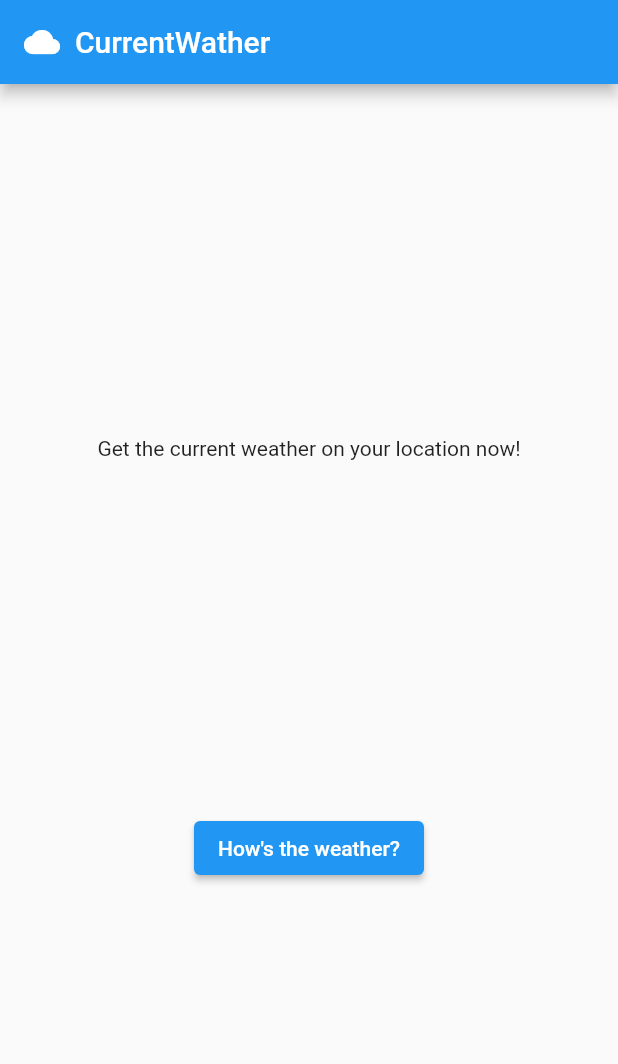
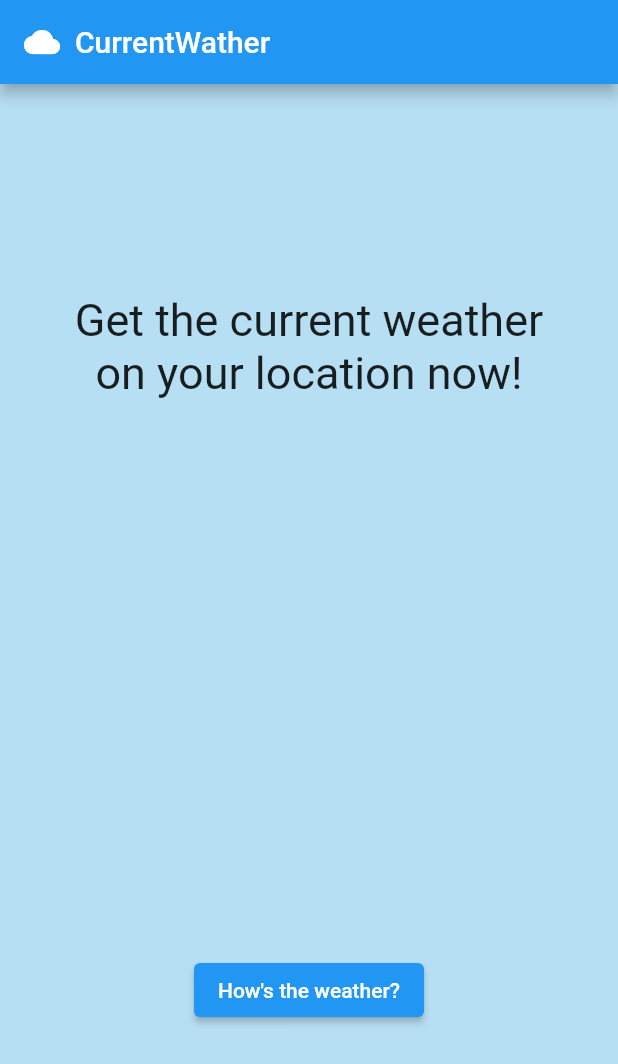
Before and after one commit to kforjan/weather-app-bloc, a Flutter app: the screen it shows after launch, on a phone screen of 412 x 824 dp. Shown: the top 1064 px of the screen. Run offline on Flutter 3.47's test engine with Material 2 defaults, Android fonts, the phone set to English and light mode, and no system bars; our stand-ins replace bloc, flutter_bloc, geolocator, get_it.

Commit message:
Visual improvements and full functionallity finished

```diff
--- a/lib/data/network/apis/weather_api.dart
+++ b/lib/data/network/apis/weather_api.dart
@@ -12,9 +12,7 @@ class WeatherApi {
     try {
       final response = await _restClient.get(
           'https://api.openweathermap.org/data/2.5/onecall?lat=${position.latitude}&lon=${position.longitude}&exclude=hourly,daily,minutely&appid=${key}');
-
       final weather = Weather.fromJSON(response);
-      print(weather);
       return weather;
     } catch (e) {
       throw e;
--- a/lib/locator.dart
+++ b/lib/locator.dart
@@ -1,4 +1,3 @@
-import 'package:geolocator/geolocator.dart';
 import 'package:get_it/get_it.dart';
 import 'package:weather_app_bloc/data/network/apis/weather_api.dart';
 import 'package:weather_app_bloc/data/network/rest_client.dart';
--- a/lib/models/weather.dart
+++ b/lib/models/weather.dart
@@ -13,7 +13,6 @@ class Weather {
 
   factory Weather.fromJSON(Map<String, dynamic> json) {
     var temperature = json['current']['temp'];
-    print(temperature);
     var temperatureString = (temperature - 272.15).toStringAsFixed(1);
     final weather = json['current']['weather'][0]['main'];
     final weatherIcon = json['current']['weather'][0]['icon'];
--- a/lib/ui/home_screen.dart
+++ b/lib/ui/home_screen.dart
@@ -1,6 +1,7 @@
 import 'package:flutter/material.dart';
 import 'package:flutter_bloc/flutter_bloc.dart';
 import 'package:weather_app_bloc/blocs/weather_bloc/weather_bloc.dart';
+import 'package:weather_app_bloc/models/weather.dart';
 
 class HomeScreen extends StatelessWidget {
   const HomeScreen({Key key}) : super(key: key);
@@ -19,7 +20,9 @@ class HomeScreen extends StatelessWidget {
           ],
         ),
       ),
-      body: Center(
+      body: Container(
+        color: Color.fromRGBO(183, 223, 243, 1),
+        child: Center(
           child: Column(
             mainAxisAlignment: MainAxisAlignment.spaceEvenly,
             children: [
@@ -48,9 +51,9 @@ class HomeScreen extends StatelessWidget {
                         state is WeatherLoading) {
                       return _buildLoading();
                     } else if (state is WeatherLoaded) {
-                    return Text(state.weather.temperature);
+                      return _buildWeatherDisplay(state.weather);
                     } else {
-                    return Text('error');
+                      return _buildInitial();
                     }
                   },
                 ),
@@ -64,21 +67,56 @@ class HomeScreen extends StatelessWidget {
             ],
           ),
         ),
+      ),
     );
   }
 
   Widget _buildInitial() {
-    return Text('Get the current weather on your location now!');
+    return Container(
+      height: 300,
+      child: Column(
+        children: [
+          Text(
+            'Get the current weather',
+            style: TextStyle(fontSize: 30),
+          ),
+          Text(
+            'on your location now!',
+            style: TextStyle(fontSize: 30),
+          ),
+        ],
+      ),
+    );
   }
 
   Widget _buildLoading() {
-    return Center(
+    return Container(
+      height: 300,
+      child: Center(
         child: CircularProgressIndicator(),
+      ),
     );
   }
 
-  Widget _buildWeatherDisplay() {
-    return Container();
+  Widget _buildWeatherDisplay(Weather weather) {
+    return Container(
+      height: 300,
+      child: Column(
+        mainAxisSize: MainAxisSize.min,
+        children: [
+          Text(
+            weather.temperature + ' °C',
+            style: TextStyle(fontSize: 50),
+          ),
+          Container(
+              child: Image.asset('assets/images/${weather.watherIcon}.png')),
+          Text(
+            weather.weather,
+            style: TextStyle(fontSize: 30),
+          ),
+        ],
+      ),
+    );
   }
 
   void _getWeather(BuildContext context) {
```
Lines whose indentation alone changed are shown as unchanged.
